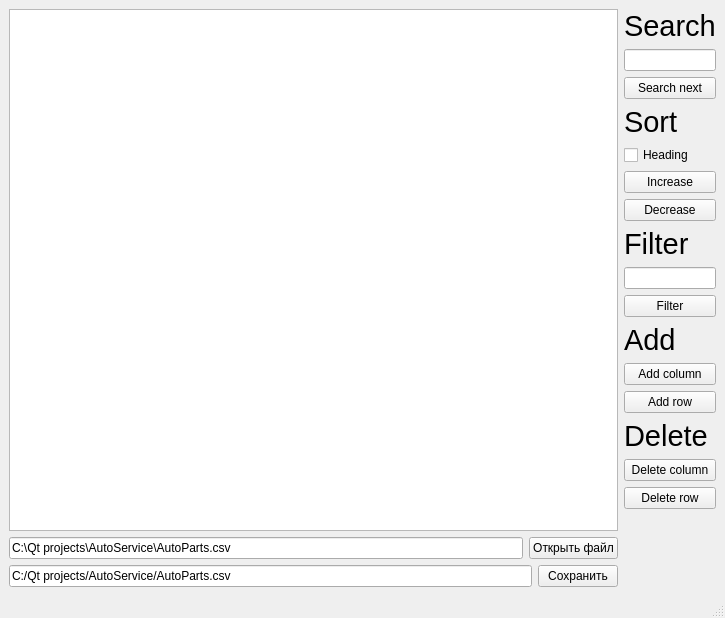
Old version of the form mainwindow.ui in the repository AClockworkParrot/AutoServiceAPP.
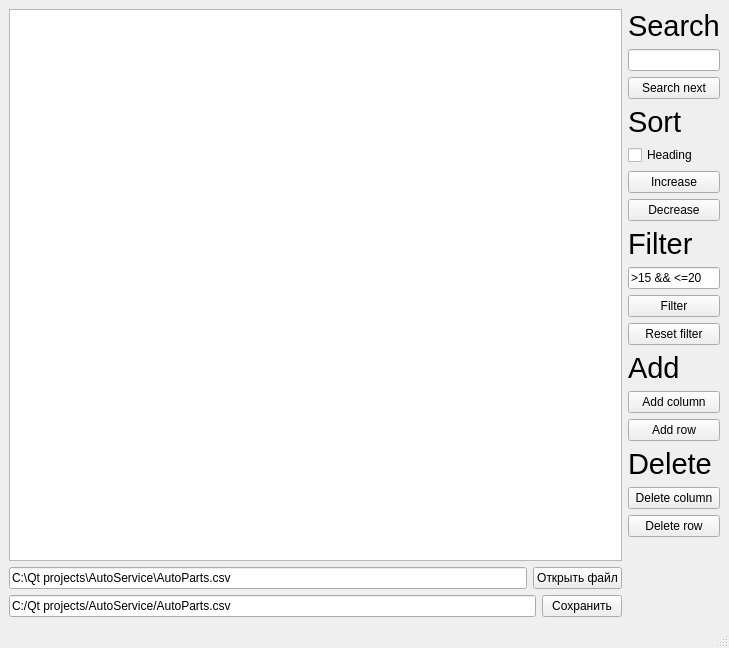
New version of the form.

What changed in the file:
```diff
--- a/mainwindow.ui
+++ b/mainwindow.ui
@@ -6,8 +6,8 @@
    <rect>
     <x>0</x>
     <y>0</y>
-    <width>725</width>
-    <height>618</height>
+    <width>729</width>
+    <height>648</height>
    </rect>
   </property>
   <property name="sizePolicy">
@@ -173,7 +173,11 @@
          </widget>
         </item>
         <item>
-         <widget class="QLineEdit" name="lineFilter"/>
+         <widget class="QLineEdit" name="lineFilter">
+          <property name="text">
+           <string>&gt;15 &amp;&amp; &lt;=20</string>
+          </property>
+         </widget>
         </item>
         <item>
          <widget class="QPushButton" name="filterButton">
@@ -182,6 +186,13 @@
           </property>
          </widget>
         </item>
+        <item>
+         <widget class="QPushButton" name="resetFilterButton">
+          <property name="text">
+           <string>Reset filter</string>
+          </property>
+         </widget>
+        </item>
         <item>
          <widget class="QLabel" name="label_3">
           <property name="font">
```
Left out of the diff: 2 changed lines with no effect on the pictures.
